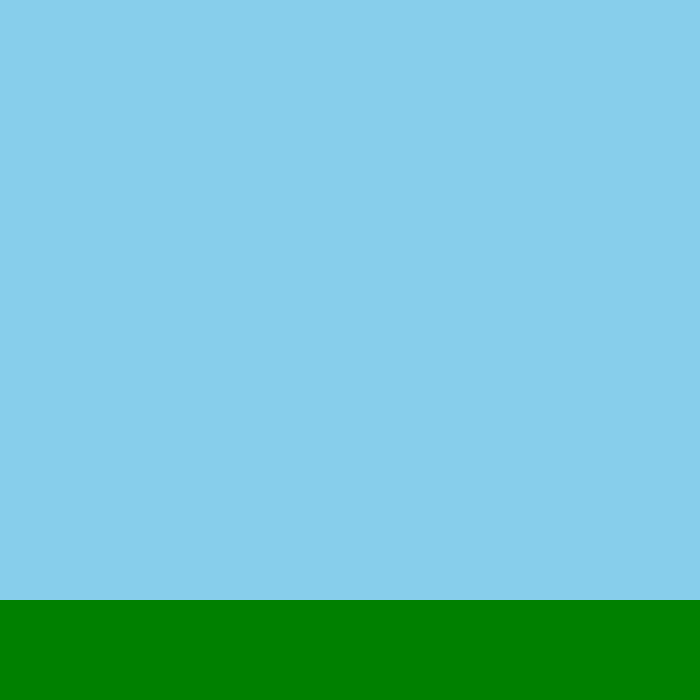
The window that MathleCommand/GameWidget/gamewidget.ui (pdarragh/CS3505_EducationalApp) describes before a commit, drawn with Qt 5.
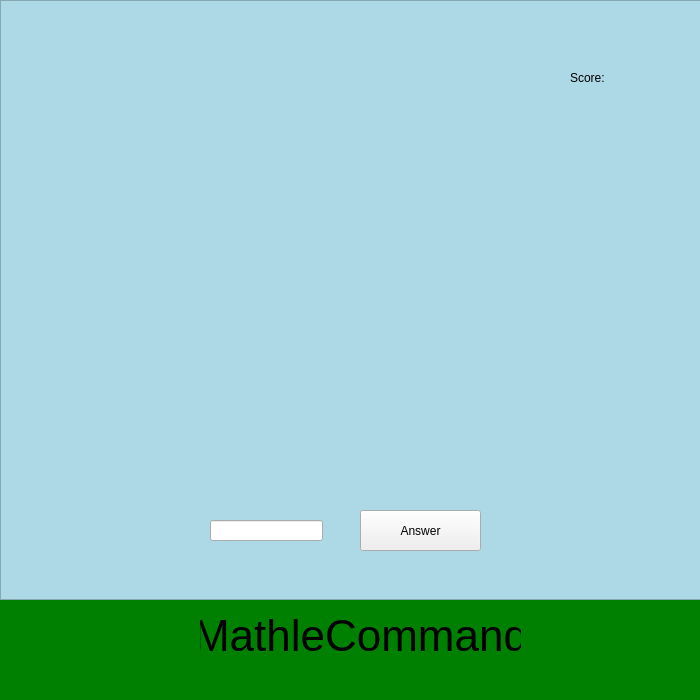
The same window after the commit.

Commit message: FINALLY GAMEWIDGET UP-TO-DATE AND WORKING!!!

The edit to the form file:
```diff
--- a/MathleCommand/GameWidget/gamewidget.ui
+++ b/MathleCommand/GameWidget/gamewidget.ui
@@ -29,24 +29,110 @@
     <string/>
    </property>
   </widget>
-  <widget class="QLabel" name="label_2">
+  <widget class="QGraphicsView" name="graphicsView">
    <property name="geometry">
     <rect>
      <x>0</x>
      <y>0</y>
-     <width>700</width>
-     <height>700</height>
+     <width>701</width>
+     <height>600</height>
     </rect>
    </property>
    <property name="styleSheet">
-    <string notr="true">background-color: skyblue;</string>
+    <string notr="true">background-color: lightblue;</string>
    </property>
+  </widget>
+  <widget class="QLabel" name="score_label">
+   <property name="geometry">
+    <rect>
+     <x>570</x>
+     <y>70</y>
+     <width>41</width>
+     <height>16</height>
+    </rect>
+   </property>
    <property name="text">
+    <string>Score:</string>
+   </property>
+  </widget>
+  <widget class="QLabel" name="score">
+   <property name="geometry">
+    <rect>
+     <x>620</x>
+     <y>70</y>
+     <width>51</width>
+     <height>16</height>
+    </rect>
+   </property>
+   <property name="text">
     <string/>
    </property>
   </widget>
-  <zorder>label_2</zorder>
-  <zorder>label</zorder>
+  <widget class="QLabel" name="title">
+   <property name="geometry">
+    <rect>
+     <x>200</x>
+     <y>615</y>
+     <width>321</width>
+     <height>41</height>
+    </rect>
+   </property>
+   <property name="font">
+    <font>
+     <pointsize>33</pointsize>
+    </font>
+   </property>
+   <property name="text">
+    <string>MathleCommand</string>
+   </property>
+   <property name="alignment">
+    <set>Qt::AlignCenter</set>
+   </property>
+  </widget>
+  <widget class="QLineEdit" name="answerBox">
+   <property name="geometry">
+    <rect>
+     <x>210</x>
+     <y>520</y>
+     <width>113</width>
+     <height>21</height>
+    </rect>
+   </property>
+  </widget>
+  <widget class="QPushButton" name="answerButton">
+   <property name="geometry">
+    <rect>
+     <x>360</x>
+     <y>510</y>
+     <width>121</width>
+     <height>41</height>
+    </rect>
+   </property>
+   <property name="text">
+    <string>Answer</string>
+   </property>
+  </widget>
+  <widget class="QLabel" name="equation">
+   <property name="geometry">
+    <rect>
+     <x>200</x>
+     <y>470</y>
+     <width>291</width>
+     <height>31</height>
+    </rect>
+   </property>
+   <property name="font">
+    <font>
+     <pointsize>22</pointsize>
+    </font>
+   </property>
+   <property name="text">
+    <string/>
+   </property>
+   <property name="alignment">
+    <set>Qt::AlignCenter</set>
+   </property>
+  </widget>
  </widget>
  <layoutdefault spacing="6" margin="11"/>
  <resources/>
```
The commit also changes 13 other files.
